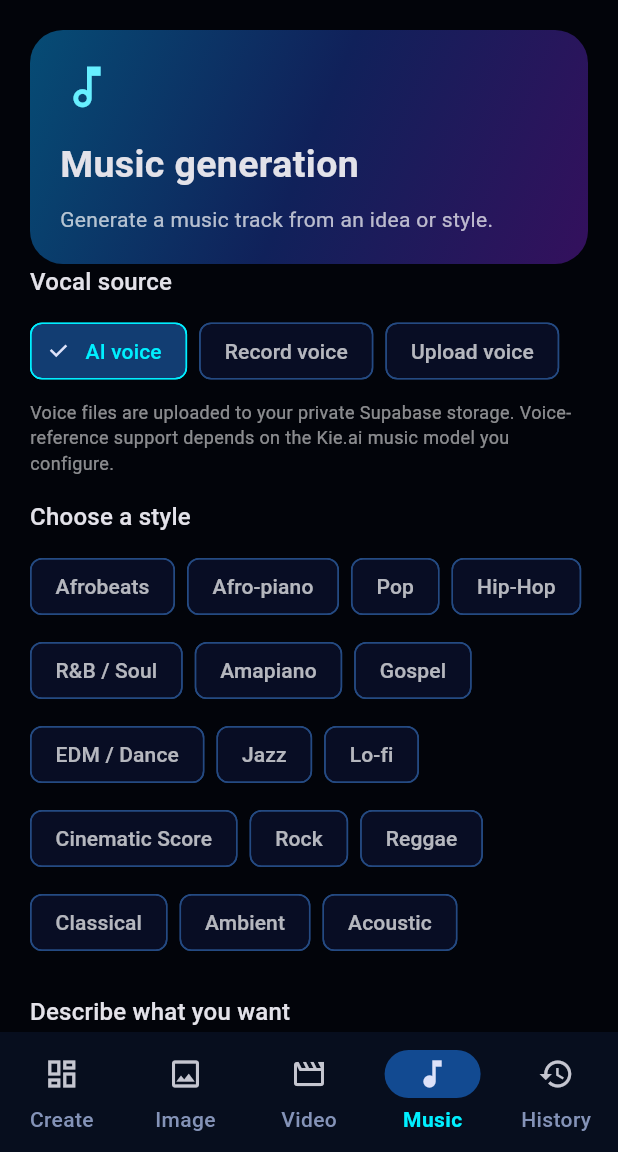
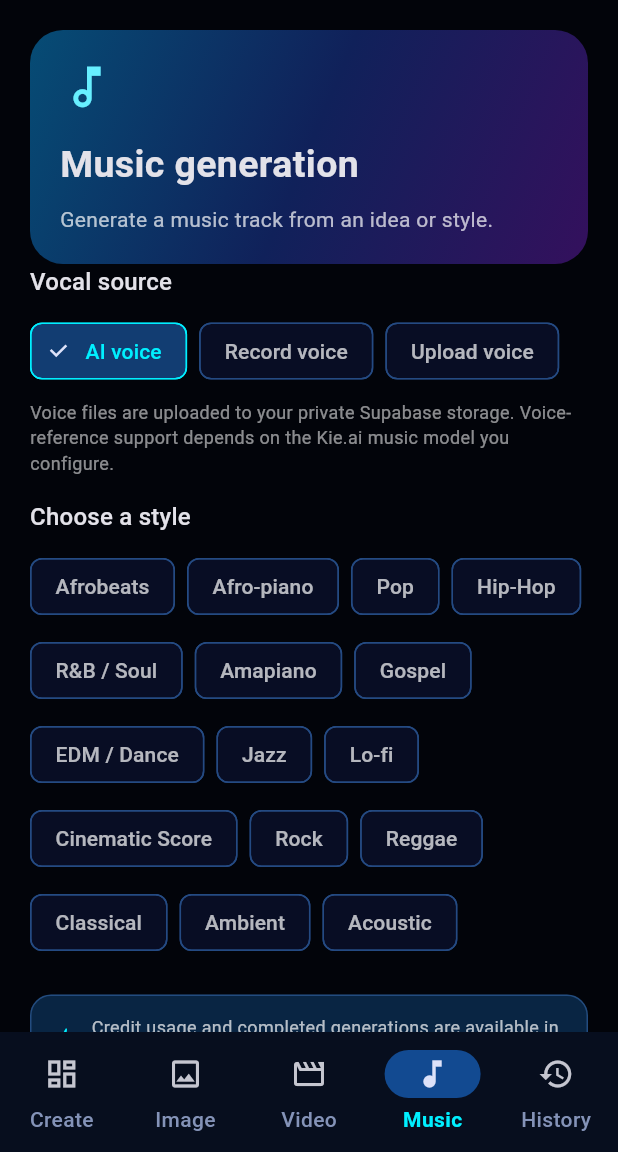
Before and after one commit to jamesbishopemmanuel299-source/NOVARYX-AI, a Flutter app: the HomeScreen screen opened directly, item 4 of the bottom bar chosen, on a phone screen of 412 x 824 dp, the part 84-1236 px from its top. Run offline on Flutter 3.47's test engine with Material 3 defaults, Android fonts, the phone set to English and light mode, and no system bars; our stand-ins replace file_picker, flutter_secure_storage, supabase_flutter; missing offline and left inert: record; accounts and stored records are empty; network calls fail.

Commit message:
Show credit usage guidance and open generation history from credits

```diff
--- a/lib/main.dart
+++ b/lib/main.dart
@@ -299,7 +299,14 @@ class _CreditsBalanceBadgeState extends State<CreditsBalanceBadge> {
     future: _balance,
     builder: (context, snapshot) => InkWell(
       borderRadius: BorderRadius.circular(30),
-      onTap: () => setState(() => _balance = _load()),
+      onTap: () {
+        ScaffoldMessenger.of(context).showSnackBar(
+          const SnackBar(content: Text('Check your history to see your generation activity and results.')),
+        );
+        Navigator.of(context).push(
+          MaterialPageRoute(builder: (_) => const GenerationHistoryScreen()),
+        );
+      },
       child: Container(
         padding: const EdgeInsets.symmetric(horizontal: 11, vertical: 8),
         decoration: BoxDecoration(
@@ -1778,6 +1785,27 @@ class _GenerationScreenState extends State<GenerationScreen> {
           labelStyle: TextStyle(color: _selectedStyle == style ? const Color(0xFF00EFFF) : Colors.white70),
         )).toList()),
         const SizedBox(height: 24),
+        Container(
+          margin: const EdgeInsets.only(bottom: 14),
+          padding: const EdgeInsets.all(12),
+          decoration: BoxDecoration(
+            color: const Color(0xFF092543),
+            borderRadius: BorderRadius.circular(14),
+            border: Border.all(color: const Color(0x664A86D8)),
+          ),
+          child: const Row(
+            children: [
+              Icon(Icons.bolt, color: Color(0xFF00EFFF), size: 20),
+              SizedBox(width: 8),
+              Expanded(
+                child: Text(
+                  'Credit usage and completed generations are available in History.',
+                  style: TextStyle(color: Colors.white70, fontSize: 12),
+                ),
+              ),
+            ],
+          ),
+        ),
         Text('Describe what you want', style: Theme.of(context).textTheme.titleMedium),
         const SizedBox(height: 10),
         TextField(
```
